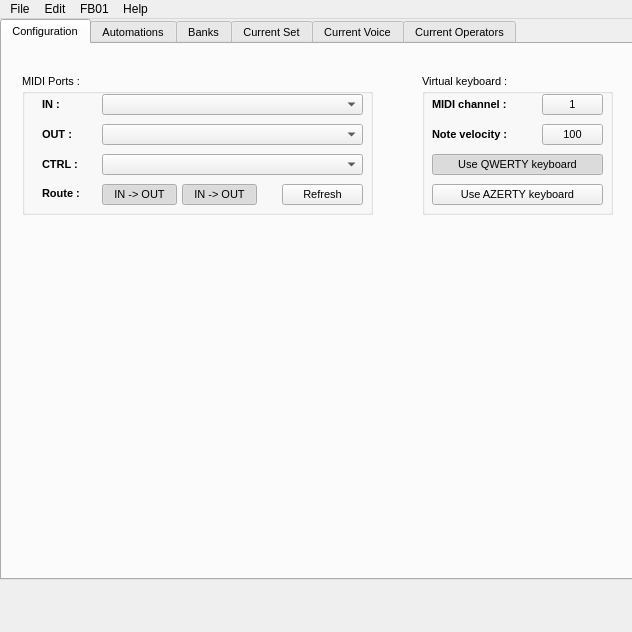
Old version of the form interface/mainwindow.ui in the repository LasDesu/fb01editor.
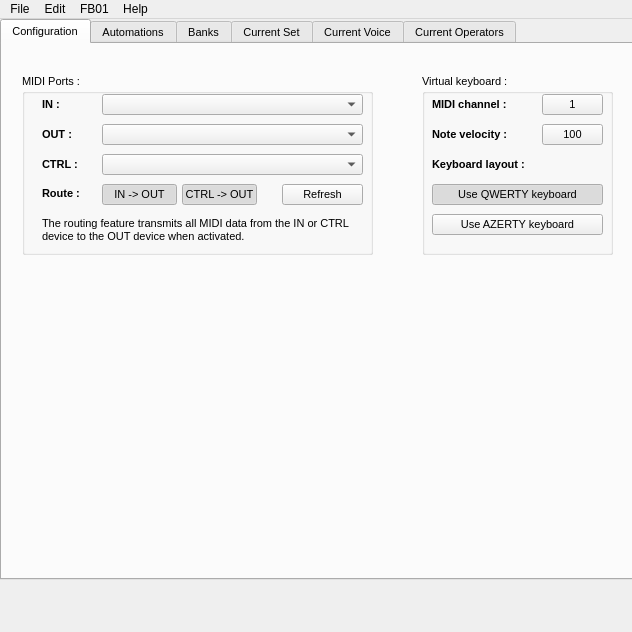
New version of the form. Icons and pictures are not drawn. Custom widgets are drawn as their Qt base class.

Commit message: - Fixing the enormous MIDI bug (missing two '&' in the MIDI callbacks)   causing the editor to crash when using a MIDI controller - Adding a text label explaining the routing feature

```diff
--- a/interface/mainwindow.ui
+++ b/interface/mainwindow.ui
@@ -86,7 +86,7 @@
         <x>20</x>
         <y>30</y>
         <width>351</width>
-        <height>141</height>
+        <height>181</height>
        </rect>
       </property>
       <property name="font">
@@ -277,7 +277,7 @@
         </font>
        </property>
        <property name="text">
-        <string>IN -&gt; OUT</string>
+        <string>CTRL -&gt; OUT</string>
        </property>
        <property name="checkable">
         <bool>true</bool>
@@ -306,12 +306,28 @@
         <string>Route :</string>
        </property>
       </widget>
+      <widget class="QLabel" name="lbll_RouteInfo">
+       <property name="geometry">
+        <rect>
+         <x>20</x>
+         <y>140</y>
+         <width>321</width>
+         <height>31</height>
+        </rect>
+       </property>
+       <property name="text">
+        <string>The routing feature transmits all MIDI data from the IN or CTRL device to the OUT device when activated.</string>
+       </property>
+       <property name="wordWrap">
+        <bool>true</bool>
+       </property>
+      </widget>
      </widget>
      <widget class="QConfig" name="widget_config" native="true">
       <property name="geometry">
        <rect>
         <x>20</x>
-        <y>210</y>
+        <y>260</y>
         <width>591</width>
         <height>242</height>
        </rect>
@@ -323,7 +339,7 @@
         <x>420</x>
         <y>30</y>
         <width>191</width>
-        <height>141</height>
+        <height>181</height>
        </rect>
       </property>
       <property name="font">
@@ -432,7 +448,7 @@
        <property name="geometry">
         <rect>
          <x>10</x>
-         <y>80</y>
+         <y>110</y>
          <width>171</width>
          <height>21</height>
         </rect>
@@ -456,7 +472,7 @@
        <property name="geometry">
         <rect>
          <x>10</x>
-         <y>110</y>
+         <y>140</y>
          <width>171</width>
          <height>21</height>
         </rect>
@@ -476,6 +492,26 @@
         <bool>false</bool>
        </property>
       </widget>
+      <widget class="QLabel" name="label">
+       <property name="geometry">
+        <rect>
+         <x>10</x>
+         <y>80</y>
+         <width>171</width>
+         <height>20</height>
+        </rect>
+       </property>
+       <property name="font">
+        <font>
+         <pointsize>8</pointsize>
+         <weight>75</weight>
+         <bold>true</bold>
+        </font>
+       </property>
+       <property name="text">
+        <string>Keyboard layout :</string>
+       </property>
+      </widget>
      </widget>
     </widget>
     <widget class="QWidget" name="tab_automation">
```
The commit also changes 4 other files.
